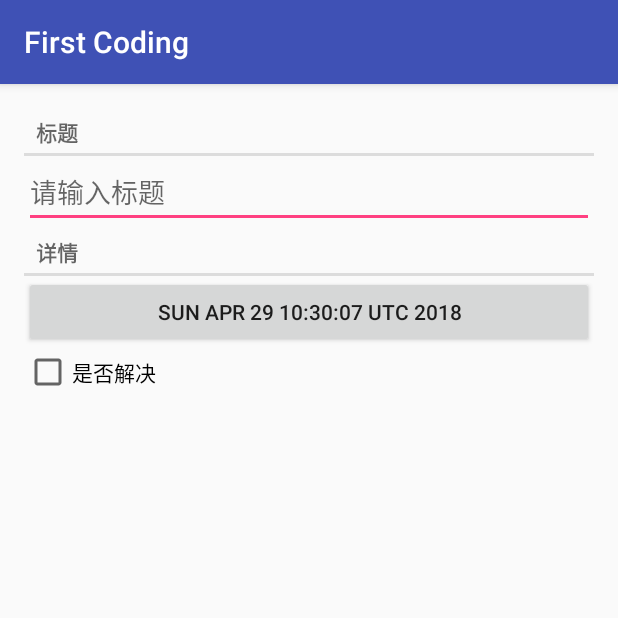
After one commit to huyang2100/FirstCoding, an Android app: the CriminalActivity screen opened directly, with no data from a screen before it, on a phone screen of 412 x 824 dp, the top half of it. The commit adds this screen. Run offline under Robolectric (Android 15) with nearby library versions, the phone set to English and light mode, and no system bars.

Commit message:
add CriminalIntent

```diff
--- a/app/src/main/AndroidManifest.xml
+++ b/app/src/main/AndroidManifest.xml
@@ -148,7 +148,6 @@
         <activity
             android:name=".activity.SmartRefreshLayoutActivity"
             android:screenOrientation="portrait" />
-
         <activity
             android:name=".activity.HttpURLConnectionActivity"
             android:screenOrientation="portrait" />
@@ -178,7 +177,8 @@
             android:name=".activity.JZVideoPlayerActivity"
             android:configChanges="orientation|screenSize|keyboardHidden"
             android:screenOrientation="portrait" />
-        <activity android:name=".activity.MuKeHomeActivity"></activity>
+        <activity android:name=".activity.MuKeHomeActivity" />
+        <activity android:name=".activity.CriminalActivity"></activity>
     </application>
 
 </manifest>
--- /dev/null
+++ b/app/src/main/java/net/sourceforge/simcpux/activity/CriminalActivity.java
@@ -0,0 +1,31 @@
+package net.sourceforge.simcpux.activity;
+
+import android.content.Context;
+import android.content.Intent;
+import android.support.v4.app.Fragment;
+import android.support.v4.app.FragmentManager;
+import android.support.v7.app.AppCompatActivity;
+import android.os.Bundle;
+
+import net.sourceforge.simcpux.R;
+import net.sourceforge.simcpux.fragment.CriminalFragment;
+
+public class CriminalActivity extends AppCompatActivity {
+
+    @Override
+    protected void onCreate(Bundle savedInstanceState) {
+        super.onCreate(savedInstanceState);
+        setContentView(R.layout.activity_criminal);
+
+        FragmentManager fm = getSupportFragmentManager();
+        Fragment fragment = fm.findFragmentById(R.id.fragment_container);
+        if(fragment == null){
+            fragment = new CriminalFragment();
+            fm.beginTransaction().add(R.id.fragment_container,fragment).commit();
+        }
+    }
+
+    public static Intent newIntent(Context context) {
+        return new Intent(context,CriminalActivity.class);
+    }
+}
--- a/app/src/main/java/net/sourceforge/simcpux/activity/MainActivity.java
+++ b/app/src/main/java/net/sourceforge/simcpux/activity/MainActivity.java
@@ -378,6 +378,13 @@ public class MainActivity extends AppCompatActivity {
                 Toast.makeText(MainActivity.this, "复制成功！", Toast.LENGTH_SHORT).show();
             }
         });
+
+        findViewById(R.id.crimial).setOnClickListener(new View.OnClickListener() {
+            @Override
+            public void onClick(View v) {
+                startActivity(CriminalActivity.newIntent(MainActivity.this));
+            }
+        });
     }
 
     @Override
--- /dev/null
+++ b/app/src/main/java/net/sourceforge/simcpux/bean/Criminal.java
@@ -0,0 +1,56 @@
+package net.sourceforge.simcpux.bean;
+
+import java.util.Date;
+import java.util.UUID;
+
+/**
+ * Created by yanghu on 2018/4/29.
+ */
+
+public class Criminal {
+    //id
+    private String id;
+    //日期
+    private Date date;
+    //标题
+    private String title;
+    //是否解决
+    private boolean solved;
+
+    public Criminal(){
+        id = UUID.randomUUID().toString();
+        date = new Date();
+    }
+
+    public String getId() {
+        return id;
+    }
+
+    public void setId(String id) {
+        this.id = id;
+    }
+
+    public Date getDate() {
+        return date;
+    }
+
+    public void setDate(Date date) {
+        this.date = date;
+    }
+
+    public String getTitle() {
+        return title;
+    }
+
+    public void setTitle(String title) {
+        this.title = title;
+    }
+
+    public boolean isSolved() {
+        return solved;
+    }
+
+    public void setSolved(boolean solved) {
+        this.solved = solved;
+    }
+}
--- /dev/null
+++ b/app/src/main/java/net/sourceforge/simcpux/fragment/CriminalFragment.java
@@ -0,0 +1,75 @@
+package net.sourceforge.simcpux.fragment;
+
+
+import android.os.Bundle;
+import android.support.annotation.Nullable;
+import android.support.v4.app.Fragment;
+import android.text.Editable;
+import android.text.TextWatcher;
+import android.view.LayoutInflater;
+import android.view.View;
+import android.view.ViewGroup;
+import android.widget.Button;
+import android.widget.CheckBox;
+import android.widget.CompoundButton;
+import android.widget.EditText;
+
+import net.sourceforge.simcpux.R;
+import net.sourceforge.simcpux.bean.Criminal;
+
+/**
+ * A simple {@link Fragment} subclass.
+ */
+public class CriminalFragment extends Fragment {
+
+
+    private Criminal criminal;
+
+    @Override
+    public void onCreate(@Nullable Bundle savedInstanceState) {
+        super.onCreate(savedInstanceState);
+        criminal = new Criminal();
+    }
+
+    @Override
+    public View onCreateView(LayoutInflater inflater, ViewGroup container,
+                             Bundle savedInstanceState) {
+        // Inflate the layout for this fragment
+        View v = inflater.inflate(R.layout.fragment_criminal, container, false);
+        EditText et_title = v.findViewById(R.id.et_title);
+        et_title.addTextChangedListener(new TextWatcher() {
+            @Override
+            public void beforeTextChanged(CharSequence s, int start, int count, int after) {
+
+            }
+
+            @Override
+            public void onTextChanged(CharSequence s, int start, int before, int count) {
+                criminal.setTitle(s.toString());
+            }
+
+            @Override
+            public void afterTextChanged(Editable s) {
+
+            }
+        });
+        Button btn_detail = v.findViewById(R.id.btn_detail);
+        btn_detail.setText(criminal.getDate().toString());
+        btn_detail.setOnClickListener(new View.OnClickListener() {
+            @Override
+            public void onClick(View v) {
+                //TODO
+
+            }
+        });
+        CheckBox cb_sloved = v.findViewById(R.id.cb_sloved);
+        cb_sloved.setOnCheckedChangeListener(new CompoundButton.OnCheckedChangeListener() {
+            @Override
+            public void onCheckedChanged(CompoundButton buttonView, boolean isChecked) {
+                criminal.setSolved(isChecked);
+            }
+        });
+        return v;
+    }
+
+}
--- /dev/null
+++ b/app/src/main/res/layout/activity_criminal.xml
@@ -0,0 +1,10 @@
+<?xml version="1.0" encoding="utf-8"?>
+<LinearLayout xmlns:android="http://schemas.android.com/apk/res/android"
+    xmlns:app="http://schemas.android.com/apk/res-auto"
+    xmlns:tools="http://schemas.android.com/tools"
+    android:layout_width="match_parent"
+    android:layout_height="match_parent"
+    tools:context="net.sourceforge.simcpux.activity.CriminalActivity">
+
+    <include layout="@layout/fragment_container" />
+</LinearLayout>
--- a/app/src/main/res/layout/activity_main.xml
+++ b/app/src/main/res/layout/activity_main.xml
@@ -278,6 +278,13 @@
             android:textAllCaps="false" />
 
         <Button
+            android:id="@+id/crimial"
+            android:layout_width="match_parent"
+            android:layout_height="wrap_content"
+            android:text="CriminalIntent"
+            android:textAllCaps="false" />
+
+        <Button
             android:id="@+id/mukehome"
             android:layout_width="match_parent"
             android:layout_height="wrap_content"
--- /dev/null
+++ b/app/src/main/res/layout/fragment_container.xml
@@ -0,0 +1,7 @@
+<?xml version="1.0" encoding="utf-8"?>
+<FrameLayout xmlns:android="http://schemas.android.com/apk/res/android"
+    android:id="@+id/fragment_container"
+    android:layout_width="match_parent"
+    android:layout_height="match_parent">
+
+</FrameLayout>
--- /dev/null
+++ b/app/src/main/res/layout/fragment_criminal.xml
@@ -0,0 +1,38 @@
+<LinearLayout xmlns:android="http://schemas.android.com/apk/res/android"
+    xmlns:tools="http://schemas.android.com/tools"
+    android:layout_width="match_parent"
+    android:layout_height="match_parent"
+    android:orientation="vertical"
+    android:padding="16dp"
+    tools:context="net.sourceforge.simcpux.fragment.CriminalFragment">
+
+    <TextView
+        style="?android:listSeparatorTextViewStyle"
+        android:layout_width="match_parent"
+        android:layout_height="wrap_content"
+        android:text="标题" />
+
+    <EditText
+        android:id="@+id/et_title"
+        android:layout_width="match_parent"
+        android:layout_height="wrap_content"
+        android:hint="请输入标题" />
+
+    <TextView
+        style="?android:listSeparatorTextViewStyle"
+        android:layout_width="match_parent"
+        android:layout_height="wrap_content"
+        android:text="详情" />
+
+    <Button
+        android:id="@+id/btn_detail"
+        android:layout_width="match_parent"
+        android:layout_height="wrap_content" />
+
+    <CheckBox
+        android:id="@+id/cb_sloved"
+        android:layout_width="wrap_content"
+        android:layout_height="wrap_content"
+        android:text="是否解决" />
+
+</LinearLayout>
```
